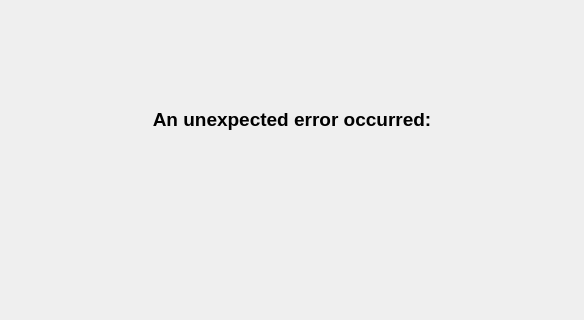
This is assets/uis/error_window.ui in m4reQ/data-visualizer as Qt 5 draws it before an edit; both pictures show x 0 to 584 and y 0 to 320 of the 584 by 466 pixel window. The edited form follows.
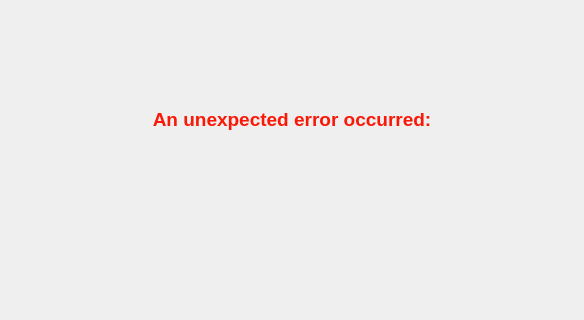
This is the edited form.

Commit message: Cache loaded UI types Set error window text color from ui file

```diff
--- a/assets/uis/error_window.ui
+++ b/assets/uis/error_window.ui
@@ -24,6 +24,9 @@
         <bold>true</bold>
        </font>
       </property>
+      <property name="styleSheet">
+       <string notr="true">color: rgb(250, 24, 7);</string>
+      </property>
       <property name="text">
        <string>An unexpected error occurred:</string>
       </property>
```
Left out of the diff: 3 changed lines with no effect on the pictures. The commit also changes 3 other files.
